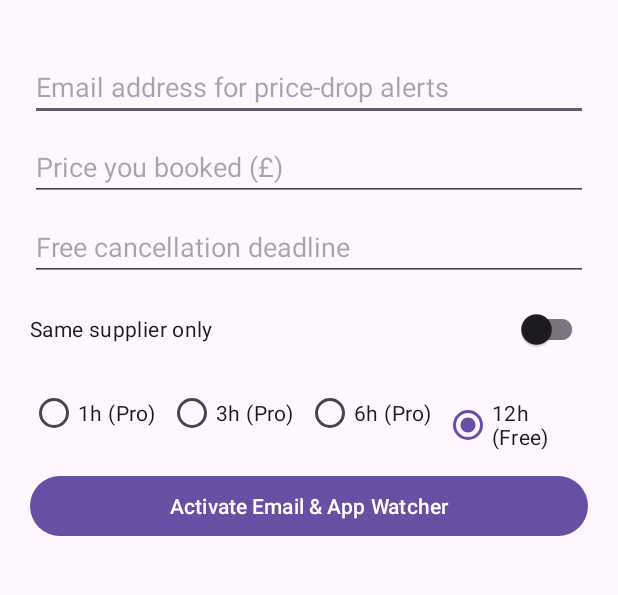
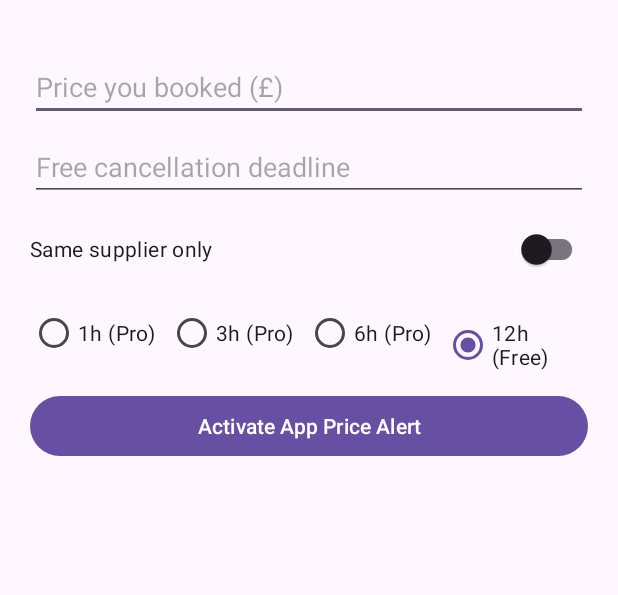
Before and after one commit to dalberts1990-creator/FareSwoop, an Android app: the layout bottom_sheet_arm_watcher.xml on its own in the app's theme, with its tools: preview values and no code run, on a phone screen of 412 x 824 dp, the part 71-666 px from its top. Run offline under Robolectric (Android 15) with nearby library versions, the phone set to English and light mode, and no system bars.

Commit message:
Update bottom_sheet_arm_watcher.xml

```diff
--- a/app/src/main/res/layout/bottom_sheet_arm_watcher.xml
+++ b/app/src/main/res/layout/bottom_sheet_arm_watcher.xml
@@ -19,18 +19,10 @@
         android:layout_marginTop="4dp" />
 
     <EditText
-        android:id="@+id/etAlertEmail"
+        android:id="@+id/etBookedPrice"
         android:layout_width="match_parent"
         android:layout_height="wrap_content"
         android:layout_marginTop="12dp"
-        android:hint="Email address for price-drop alerts"
-        android:inputType="textEmailAddress" />
-
-    <EditText
-        android:id="@+id/etBookedPrice"
-        android:layout_width="match_parent"
-        android:layout_height="wrap_content"
-        android:layout_marginTop="8dp"
         android:hint="Price you booked (£)"
         android:inputType="numberDecimal" />
 
@@ -88,5 +80,5 @@
         android:layout_width="match_parent"
         android:layout_height="wrap_content"
         android:layout_marginTop="14dp"
-        android:text="Activate Email &amp; App Watcher" />
+        android:text="Activate App Price Alert" />
 </LinearLayout>
```
